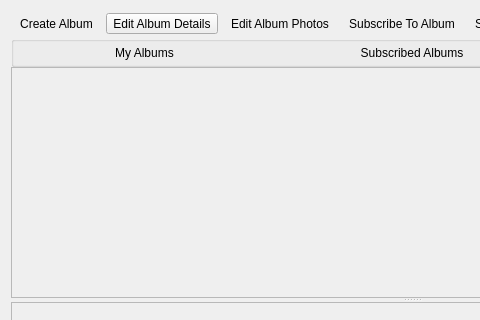
Old version of the form retroshare-gui/src/gui/PhotoShare/PhotoShare.ui in the repository RetroShare/RetroShare; both pictures show x 0 to 480 and y 0 to 320 of the 824 by 569 pixel window.
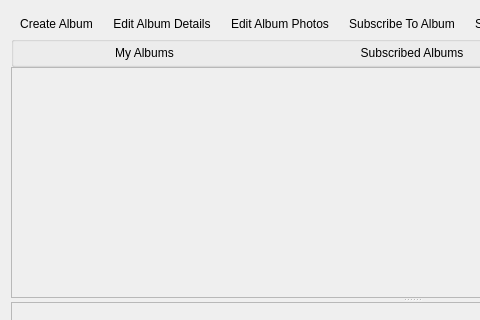
New version of the form. Icons and pictures are not drawn.

Commit message: attempting to fix layout issues

The edit to the form file:
```diff
--- a/retroshare-gui/src/gui/PhotoShare/PhotoShare.ui
+++ b/retroshare-gui/src/gui/PhotoShare/PhotoShare.ui
@@ -73,6 +73,9 @@
         <property name="toolButtonStyle">
          <enum>Qt::ToolButtonTextBesideIcon</enum>
         </property>
+        <property name="autoRaise">
+         <bool>true</bool>
+        </property>
        </widget>
       </item>
       <item>
```
Left out of the diff: 4 changed lines with no effect on the pictures. The commit also changes 2 other files.
